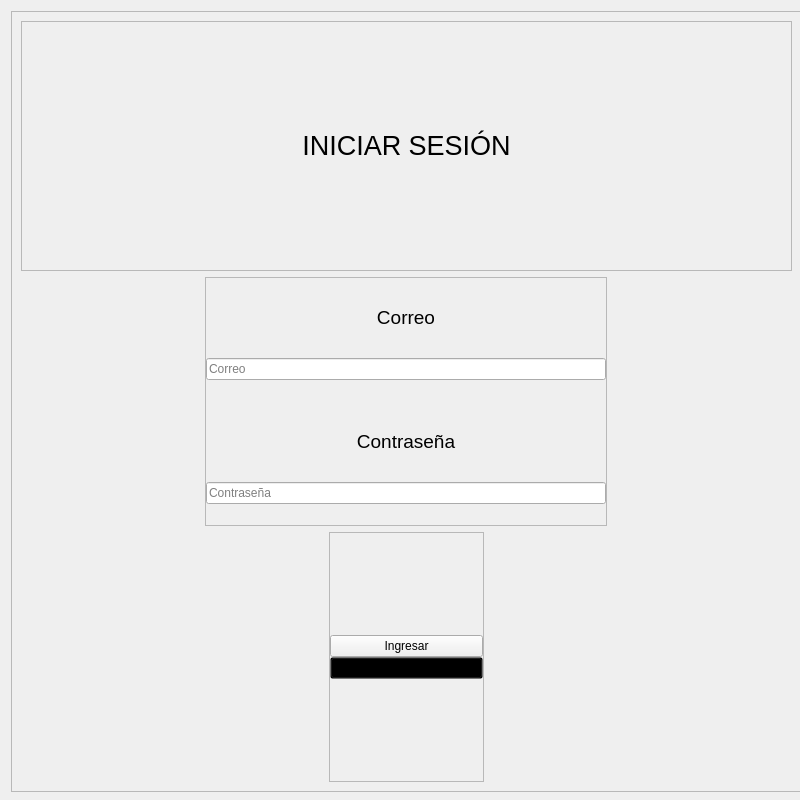
First picture: the form in ui/ui_files/Login.ui, repository Salinas03/Sistema-Seguridad, before the edit.
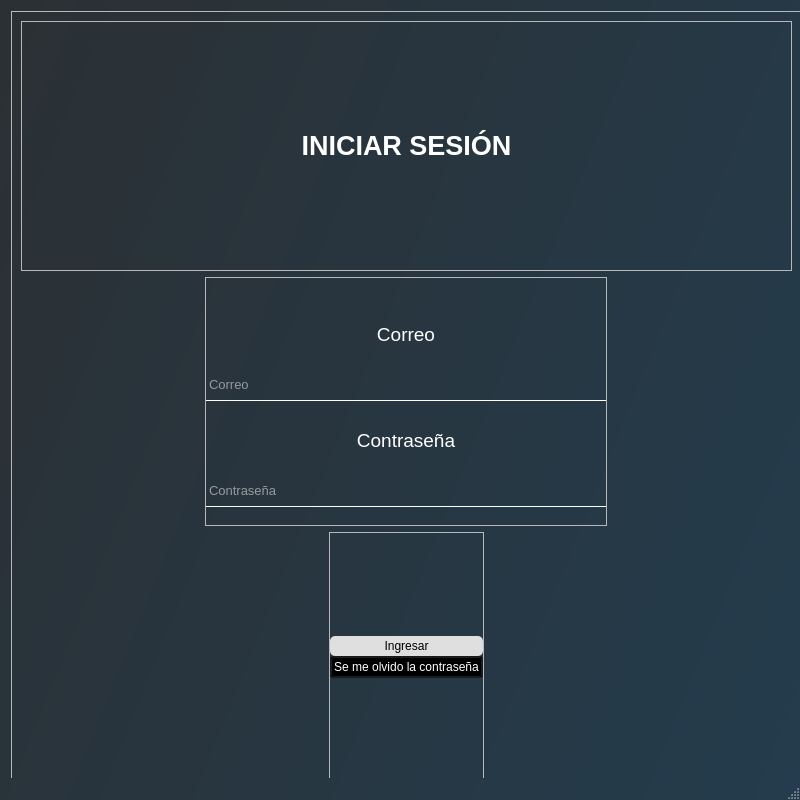
Second picture: the form after the edit.

Diff of the .ui file:
```diff
--- a/ui/ui_files/Login.ui
+++ b/ui/ui_files/Login.ui
@@ -25,6 +25,13 @@
   <property name="windowTitle">
    <string>MainWindow</string>
   </property>
+  <property name="styleSheet">
+   <string notr="true">/*background-color: rgb(43,48,52);*/
+
+QMainWindow#Login{
+background: qlineargradient(x1:0, y1:0, x2:2.5 y2:1, stop:0 #2B3034, stop:1 #1C4968);
+}</string>
+  </property>
   <widget class="QWidget" name="centralwidget">
    <widget class="QFrame" name="frame">
     <property name="geometry">
@@ -69,7 +76,7 @@
         <item row="0" column="0">
          <widget class="QLabel" name="label">
           <property name="text">
-           <string>&lt;html&gt;&lt;head/&gt;&lt;body&gt;&lt;p&gt;&lt;span style=&quot; font-size:20pt;&quot;&gt;INICIAR SESIÓN&lt;/span&gt;&lt;/p&gt;&lt;/body&gt;&lt;/html&gt;</string>
+           <string>&lt;html&gt;&lt;head/&gt;&lt;body&gt;&lt;p&gt;&lt;span style=&quot; font-size:20pt; font-weight:600; color:#ffffff;&quot;&gt;INICIAR SESIÓN&lt;/span&gt;&lt;/p&gt;&lt;/body&gt;&lt;/html&gt;</string>
           </property>
           <property name="alignment">
            <set>Qt::AlignCenter</set>
@@ -81,6 +88,15 @@
      </item>
      <item alignment="Qt::AlignHCenter">
       <widget class="QFrame" name="frame_body">
+       <property name="styleSheet">
+        <string notr="true">QLineEdit{
+background-color:rgba(0,0,0,0);
+border:1px solid rgba(0,0,0,0);
+border-bottom-color:rgba(255,255,255,255);
+color:rgb(255,255,255);
+padding-bottom:7px;
+}</string>
+       </property>
        <property name="frameShape">
         <enum>QFrame::StyledPanel</enum>
        </property>
@@ -120,7 +136,7 @@
              </size>
             </property>
             <property name="text">
-             <string>&lt;html&gt;&lt;head/&gt;&lt;body&gt;&lt;p&gt;&lt;span style=&quot; font-size:14pt;&quot;&gt;Correo&lt;/span&gt;&lt;/p&gt;&lt;/body&gt;&lt;/html&gt;</string>
+             <string>&lt;html&gt;&lt;head/&gt;&lt;body&gt;&lt;p&gt;&lt;span style=&quot; font-size:14pt; color:#ffffff;&quot;&gt;Correo&lt;/span&gt;&lt;/p&gt;&lt;/body&gt;&lt;/html&gt;</string>
             </property>
             <property name="alignment">
              <set>Qt::AlignCenter</set>
@@ -141,21 +157,16 @@
               <height>16777215</height>
              </size>
             </property>
+            <property name="font">
+             <font>
+              <pointsize>10</pointsize>
+             </font>
+            </property>
             <property name="placeholderText">
              <string>Correo</string>
             </property>
            </widget>
           </item>
-          <item>
-           <widget class="QLabel" name="correoF_lbl">
-            <property name="text">
-             <string/>
-            </property>
-            <property name="alignment">
-             <set>Qt::AlignCenter</set>
-            </property>
-           </widget>
-          </item>
           <item>
            <widget class="QLabel" name="label_3">
             <property name="minimumSize">
@@ -171,7 +182,7 @@
              </size>
             </property>
             <property name="text">
-             <string>&lt;html&gt;&lt;head/&gt;&lt;body&gt;&lt;p&gt;&lt;span style=&quot; font-size:14pt;&quot;&gt;Contraseña&lt;/span&gt;&lt;/p&gt;&lt;/body&gt;&lt;/html&gt;</string>
+             <string>&lt;html&gt;&lt;head/&gt;&lt;body&gt;&lt;p&gt;&lt;span style=&quot; font-size:14pt; color:#ffffff;&quot;&gt;Contraseña&lt;/span&gt;&lt;/p&gt;&lt;/body&gt;&lt;/html&gt;</string>
             </property>
             <property name="alignment">
              <set>Qt::AlignCenter</set>
@@ -192,6 +203,11 @@
               <height>16777215</height>
              </size>
             </property>
+            <property name="font">
+             <font>
+              <pointsize>10</pointsize>
+             </font>
+            </property>
             <property name="echoMode">
              <enum>QLineEdit::Password</enum>
             </property>
@@ -200,16 +216,6 @@
             </property>
            </widget>
           </item>
-          <item>
-           <widget class="QLabel" name="passwordF_lbl">
-            <property name="text">
-             <string/>
-            </property>
-            <property name="alignment">
-             <set>Qt::AlignCenter</set>
-            </property>
-           </widget>
-          </item>
          </layout>
         </item>
        </layout>
@@ -243,6 +249,24 @@
          <layout class="QVBoxLayout" name="verticalLayout_2">
           <item>
            <widget class="QPushButton" name="ingresar_btn">
+            <property name="minimumSize">
+             <size>
+              <width>0</width>
+              <height>20</height>
+             </size>
+            </property>
+            <property name="styleSheet">
+             <string notr="true">QPushButton#ingresar_btn{
+color: rgb(0, 0, 0);
+background-color: rgb(223, 223, 223);
+border-radius:5px;
+}
+
+QPushButton#ingresar_btn:pressed { 
+	font: 75 8pt &quot;MS Shell Dlg 2&quot;;
+	background-color: rgb(149, 149, 149);
+}</string>
+            </property>
             <property name="text">
              <string>Ingresar</string>
             </property>
@@ -251,7 +275,8 @@
           <item>
            <widget class="QPushButton" name="pushButton_2">
             <property name="styleSheet">
-             <string notr="true">background-color:transparent;</string>
+             <string notr="true">background-color:transparent;
+color: rgb(255, 255, 255);</string>
             </property>
             <property name="text">
              <string>Se me olvido la contraseña</string>
@@ -266,6 +291,7 @@
     </layout>
    </widget>
   </widget>
+  <widget class="QStatusBar" name="statusBar"/>
  </widget>
  <resources/>
  <connections/>
```
